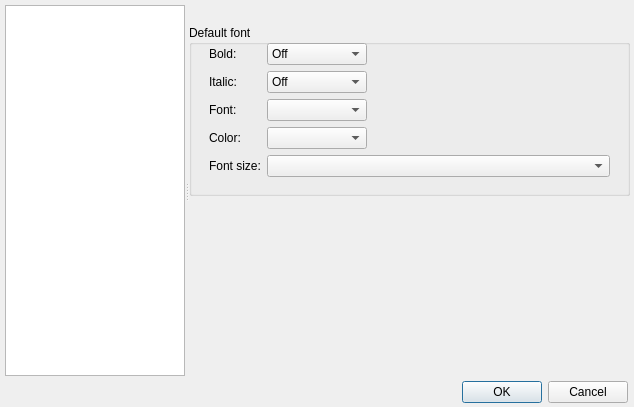
This is ui/options.ui in gitter-badger/simplechatclient as Qt 5 draws it before an edit. The edited form follows.
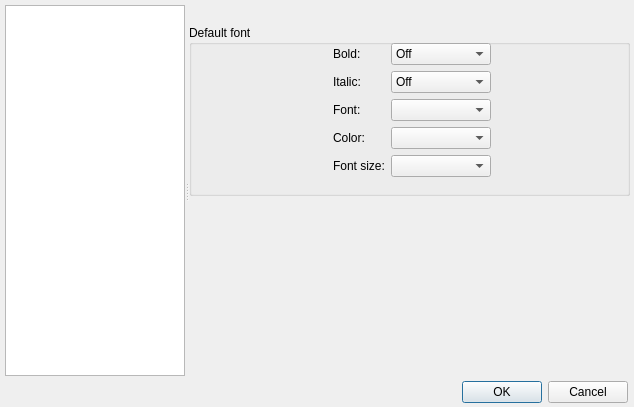
This is the edited form. The open tabs and pages were chosen to show the change. Icons and pictures are not drawn.

Diff of the .ui file:
```diff
--- a/ui/options.ui
+++ b/ui/options.ui
@@ -463,7 +463,14 @@
          </widget>
         </item>
         <item row="4" column="1">
-         <widget class="QComboBox" name="comboBox_font_size"/>
+         <widget class="QComboBox" name="comboBox_font_size">
+          <property name="maximumSize">
+           <size>
+            <width>100</width>
+            <height>16777215</height>
+           </size>
+          </property>
+         </widget>
         </item>
        </layout>
       </widget>
```
